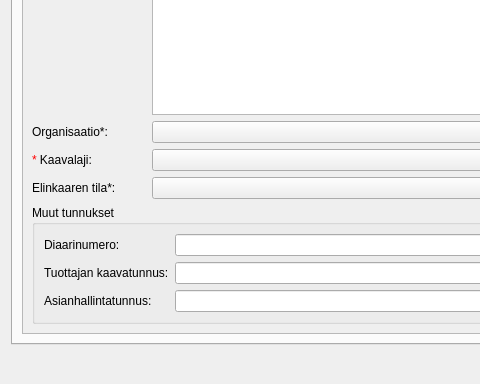
First picture: the form in arho_feature_template/gui/dialogs/plan_attribute_form.ui, repository GispoCoding/arho-qgis-plugin, before the edit; both pictures show x 0 to 480 and y 278 to 662 of the 873 by 662 pixel window.
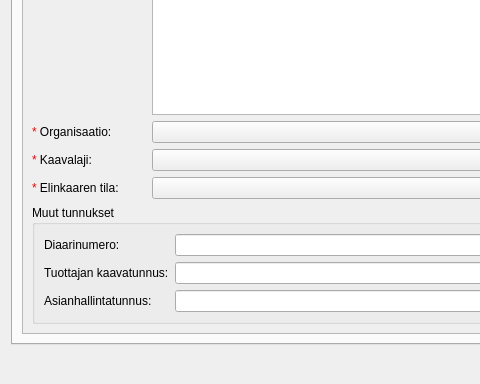
Second picture: the form after the edit. The open tabs and pages were chosen to show the change. Custom widgets are drawn as their Qt base class.

Commit message: fix marking required fields in plan form

```diff
--- a/arho_feature_template/gui/dialogs/plan_attribute_form.ui
+++ b/arho_feature_template/gui/dialogs/plan_attribute_form.ui
@@ -148,7 +148,7 @@
              <item row="5" column="0">
               <widget class="QLabel" name="elinkaarenTilaLabel">
                <property name="text">
-                <string>Elinkaaren tila*:</string>
+                <string>&lt;span style=&quot;color: red;&quot;&gt;*&lt;/span&gt; Elinkaaren tila:</string>
                </property>
                <property name="buddy">
                 <cstring>lifecycle_status_combo_box</cstring>
@@ -165,7 +165,7 @@
              <item row="3" column="0">
               <widget class="QLabel" name="label_5">
                <property name="text">
-                <string>Organisaatio*:</string>
+                <string>&lt;span style=&quot;color: red;&quot;&gt;*&lt;/span&gt; Organisaatio:</string>
                </property>
               </widget>
              </item>
```
Left out of the diff: 2 changed lines with no effect on the pictures.
